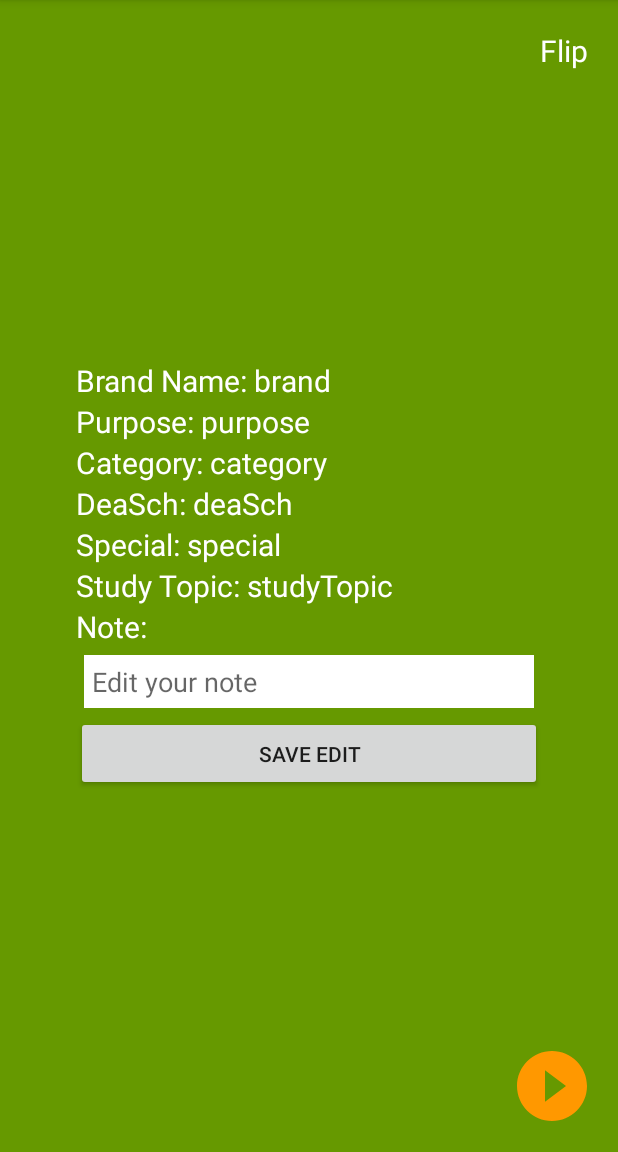
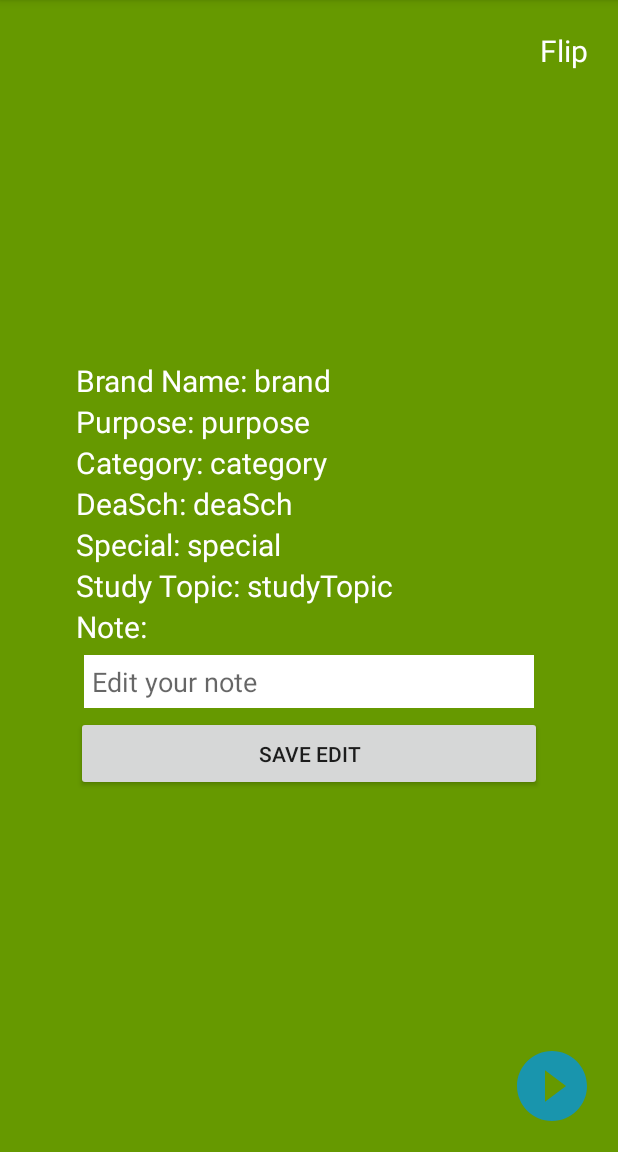
Before and after one commit to rafiksoufiane/PharmTech, an Android app: the fragment CardBackFragment shown on its own in the app's theme, on a phone screen of 412 x 824 dp, the part 84-1236 px from its top. Run offline under Robolectric (Android 15) with nearby library versions, the phone set to English and light mode, and no system bars.

Commit message:
changed the color on icn_play_solid due to complications

```diff
--- a/app/src/main/res/drawable/icn_play_solid.xml
+++ b/app/src/main/res/drawable/icn_play_solid.xml
@@ -4,6 +4,6 @@
     android:viewportHeight="24.0"
     android:viewportWidth="24.0">
     <path
-        android:fillColor="@color/colorAccent"
+        android:fillColor="#1995AD"
         android:pathData="M12,2C6.48,2 2,6.48 2,12s4.48,10 10,10 10,-4.48 10,-10S17.52,2 12,2zM10,16.5v-9l6,4.5 -6,4.5z" />
 </vector>
```
